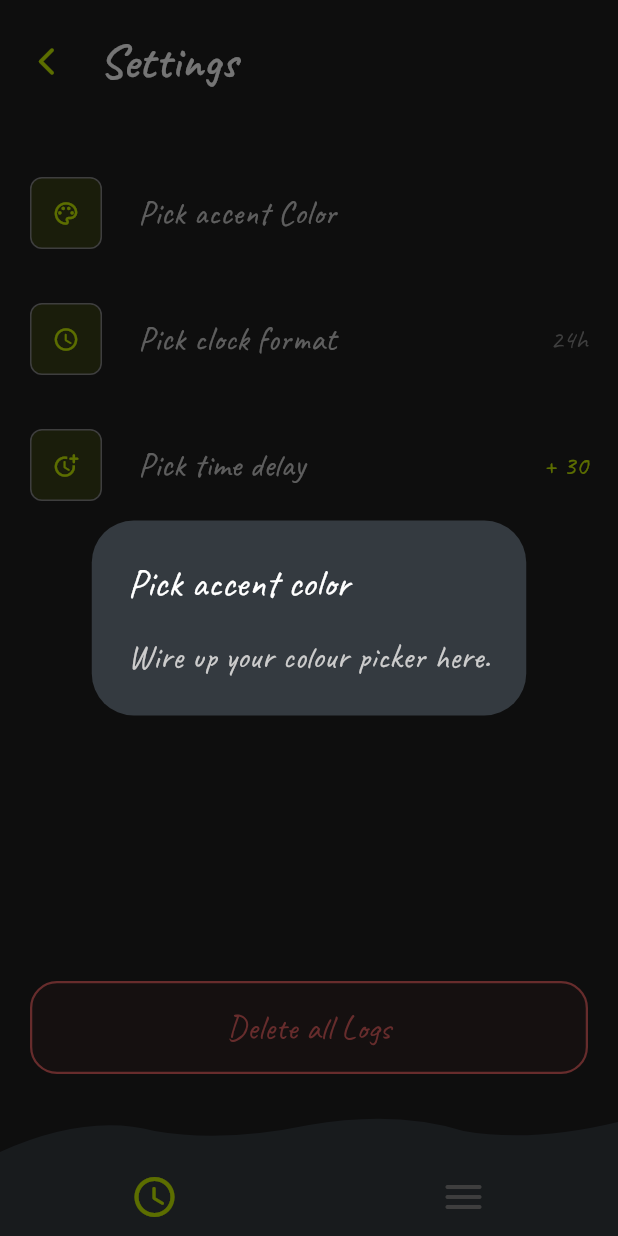
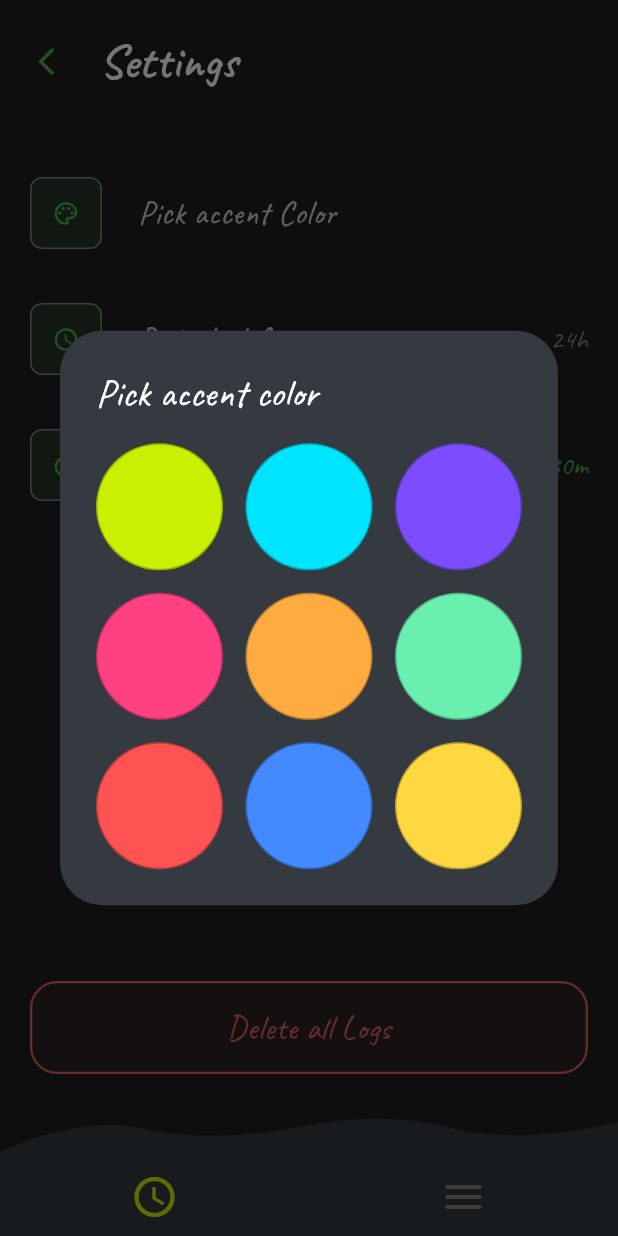
Before and after one commit to Emi7i/ClockOut, a Flutter app: the SettingsScreen screen opened directly with empty values, after a tap on "Pick accent Color", on a phone screen of 412 x 824 dp. Run offline on Flutter 3.47's test engine with Material 3 defaults, Android fonts, the phone set to English and light mode, and no system bars; our stand-ins replace awesome_notifications, flutter_bloc, sqflite; missing offline and left inert: alarm; accounts and stored records are empty.

Commit message:
Add custom settings

```diff
--- a/lib/features/settings/screens/settings_screen.dart
+++ b/lib/features/settings/screens/settings_screen.dart
@@ -26,6 +26,8 @@ class SettingsScreen extends StatelessWidget {
   Widget build(BuildContext context) {
     return BlocBuilder<SettingsBloc, SettingsState>(
       builder: (context, state) {
+        final accentColor = state is SettingsLoaded ? state.accentColor : AppColors.accent;
+
         return Scaffold(
           backgroundColor: AppColors.background,
           body: SafeArea(
@@ -33,7 +35,7 @@ class SettingsScreen extends StatelessWidget {
               crossAxisAlignment: CrossAxisAlignment.start,
               children: [
                 // ── Header: back arrow + title ─────────────
-                _SettingsHeader(onBack: onBack),
+                _SettingsHeader(onBack: onBack, accentColor: accentColor),
 
                 const SizedBox(height: AppDimensions.spaceLg),
 
@@ -46,9 +48,10 @@ class SettingsScreen extends StatelessWidget {
                     children: [
                       // ── Pick accent colour ─────────────
                       SettingsRow(
-                        icon:    Icons.palette_outlined,  // ← swap icon
-                        label:   'Pick accent Color',     // ← swap label
-                        onTap:   () => _showColorPicker(context),
+                        icon:    Icons.palette_outlined,
+                        label:   'Pick accent Color',
+                        accentColor: accentColor,
+                        onTap:   () => _showColorPicker(context, state),
                       ),
 
                       const SizedBox(height: AppDimensions.spaceLg),
@@ -57,6 +60,7 @@ class SettingsScreen extends StatelessWidget {
                       SettingsRow(
                         icon:    Icons.access_time_rounded,
                         label:   'Pick clock format',
+                        accentColor: accentColor,
                         onTap:   () => context
                             .read<SettingsBloc>()
                             .add(const ClockFormatToggled()),
@@ -74,12 +78,13 @@ class SettingsScreen extends StatelessWidget {
                       SettingsRow(
                         icon:    Icons.more_time_rounded,
                         label:   'Pick time delay',
+                        accentColor: accentColor,
                         onTap:   () => _showDelayPicker(context, state),
                         trailing: state is SettingsLoaded
                             ? Text(
-                                '+ ${state.alarmDelayMinutes}',
+                                '+ ${state.alarmDelayMinutes}m',
                                 style: AppTextStyles.bodySmall.copyWith(
-                                  color: AppColors.accent,
+                                  color: accentColor,
                                 ),
                               )
                             : null,
@@ -119,16 +124,56 @@ class SettingsScreen extends StatelessWidget {
 
   // ── Helpers ───────────────────────────────────────────────
 
-  void _showColorPicker(BuildContext context) {
-    // TODO: show a colour picker dialog and dispatch AccentColorChanged
+  void _showColorPicker(BuildContext context, SettingsState state) {
+    if (state is! SettingsLoaded) return;
+
+    final colors = [
+      const Color(0xFFC8F000), // Original Lime
+      const Color(0xFF00E5FF), // Cyan
+      const Color(0xFF7C4DFF), // Purple
+      const Color(0xFFFF4081), // Pink
+      const Color(0xFFFFAB40), // Orange
+      const Color(0xFF69F0AE), // Teal
+      const Color(0xFFFF5252), // Red
+      const Color(0xFF448AFF), // Blue
+      const Color(0xFFFFD740), // Amber
+    ];
+
     showDialog<void>(
       context: context,
-      builder: (_) => AlertDialog(
+      builder: (dialogContext) => AlertDialog(
         backgroundColor: AppColors.surface,
         title: Text('Pick accent color', style: AppTextStyles.bodyLarge),
-        content: Text(
-          'Wire up your colour picker here.',
-          style: AppTextStyles.bodyMedium,
+        content: SizedBox(
+          width: double.maxFinite,
+          child: GridView.count(
+            shrinkWrap: true,
+            crossAxisCount: 3,
+            mainAxisSpacing: 15,
+            crossAxisSpacing: 15,
+            children: colors.map((color) {
+              final isSelected = state.accentColor.value == color.value;
+              return GestureDetector(
+                onTap: () {
+                  context.read<SettingsBloc>().add(AccentColorChanged(color));
+                  Navigator.of(dialogContext).pop();
+                },
+                child: Container(
+                  decoration: BoxDecoration(
+                    color: color,
+                    shape: BoxShape.circle,
+                    border: Border.all(
+                      color: isSelected ? Colors.white : Colors.black26,
+                      width: isSelected ? 3 : 1,
+                    ),
+                  ),
+                  child: isSelected
+                    ? const Icon(Icons.check, color: Colors.white, size: 20)
+                    : null,
+                ),
+              );
+            }).toList(),
+          ),
         ),
       ),
     );
@@ -136,27 +181,59 @@ class SettingsScreen extends StatelessWidget {
 
   void _showDelayPicker(BuildContext context, SettingsState state) {
     if (state is! SettingsLoaded) return;
+
     showDialog<void>(
       context: context,
-      builder: (_) => AlertDialog(
-        backgroundColor: AppColors.surface,
-        title: Text('Alarm delay (minutes)', style: AppTextStyles.bodyLarge),
-        content: Wrap(
-          spacing: 8,
-          children: [5, 10, 15, 30].map((mins) {
-            return ActionChip(
-              label: Text('+$mins', style: AppTextStyles.chipButton),
-              backgroundColor: AppColors.accentDim,
-              onPressed: () {
-                context
-                    .read<SettingsBloc>()
-                    .add(TimeDelayChanged(mins));
-                Navigator.of(context).pop();
-              },
+      builder: (dialogContext) {
+        int tempDelay = state.alarmDelayMinutes;
+        return StatefulBuilder(
+          builder: (context, setState) {
+            return AlertDialog(
+              backgroundColor: AppColors.surface,
+              title: Text('Alarm delay', style: AppTextStyles.bodyLarge),
+              content: Column(
+                mainAxisSize: MainAxisSize.min,
+                children: [
+                  Text(
+                    tempDelay >= 60
+                      ? "${(tempDelay / 60).floor()}h ${tempDelay % 60}m"
+                      : "$tempDelay minutes",
+                    style: AppTextStyles.bodyMedium.copyWith(color: state.accentColor),
+                  ),
+                  const SizedBox(height: 16),
+                  Slider(
+                    value: tempDelay.toDouble(),
+                    min: 1,
+                    max: 180,
+                    divisions: 179,
+                    activeColor: state.accentColor,
+                    inactiveColor: state.accentColor.withOpacity(0.2),
+                    onChanged: (val) {
+                      setState(() => tempDelay = val.toInt());
+                    },
+                  ),
+                ],
+              ),
+              actions: [
+                TextButton(
+                  onPressed: () => Navigator.of(dialogContext).pop(),
+                  child: Text('Cancel', style: AppTextStyles.bodySmall),
+                ),
+                TextButton(
+                  onPressed: () {
+                    context.read<SettingsBloc>().add(TimeDelayChanged(tempDelay));
+                    Navigator.of(dialogContext).pop();
+                  },
+                  child: Text(
+                    'Set',
+                    style: AppTextStyles.bodySmall.copyWith(color: state.accentColor),
+                  ),
+                ),
+              ],
             );
-          }).toList(),
-        ),
-      ),
+          }
+        );
+      },
     );
   }
 }
@@ -164,8 +241,9 @@ class SettingsScreen extends StatelessWidget {
 // ── Settings header ───────────────────────────────────────────
 class _SettingsHeader extends StatelessWidget {
   final VoidCallback onBack;
+  final Color        accentColor;
 
-  const _SettingsHeader({required this.onBack});
+  const _SettingsHeader({required this.onBack, required this.accentColor});
 
   @override
   Widget build(BuildContext context) {
@@ -179,9 +257,9 @@ class _SettingsHeader extends StatelessWidget {
           // ── Back arrow ──────────────────────────────────
           GestureDetector(
             onTap: onBack,
-            child: const Icon(
-              Icons.arrow_back_ios_new_rounded, // ← swap icon
-              color:           AppColors.accent,
+            child: Icon(
+              Icons.arrow_back_ios_new_rounded,
+              color:           accentColor,
               size:            22,
               semanticLabel:   'Back',
             ),
--- a/lib/features/settings/widgets/settings_row.dart
+++ b/lib/features/settings/widgets/settings_row.dart
@@ -11,6 +11,7 @@ class SettingsRow extends StatelessWidget {
   final IconData  icon;
   final String    label;
   final VoidCallback onTap;
+  final Color?    accentColor;
 
   /// Optional widget on the far right (e.g. "12h" / "+15" label).
   final Widget?   trailing;
@@ -20,11 +21,15 @@ class SettingsRow extends StatelessWidget {
     required this.icon,
     required this.label,
     required this.onTap,
+    this.accentColor,
     this.trailing,
   });
 
   @override
   Widget build(BuildContext context) {
+    final color = accentColor ?? AppColors.accent;
+    final colorDim = color.withOpacity(0.16);
+
     return GestureDetector(
       onTap: onTap,
       behavior: HitTestBehavior.opaque,
@@ -35,16 +40,14 @@ class SettingsRow extends StatelessWidget {
             width:  AppDimensions.settingIconBoxSize,
             height: AppDimensions.settingIconBoxSize,
             decoration: BoxDecoration(
-              color:        AppColors.accentDim,
+              color:        colorDim,
               borderRadius: BorderRadius.circular(AppDimensions.radiusSm),
               border: Border.all(
                 color: AppColors.borderDashed,
                 width: 1,
-                // Dart's Border doesn't support dashes natively;
-                // swap this for a CustomPaint dashed border if needed.
               ),
             ),
-            child: Icon(icon, color: AppColors.accent, size: 18),
+            child: Icon(icon, color: color, size: 18),
           ),
 
           const SizedBox(width: AppDimensions.spaceMd),
```
